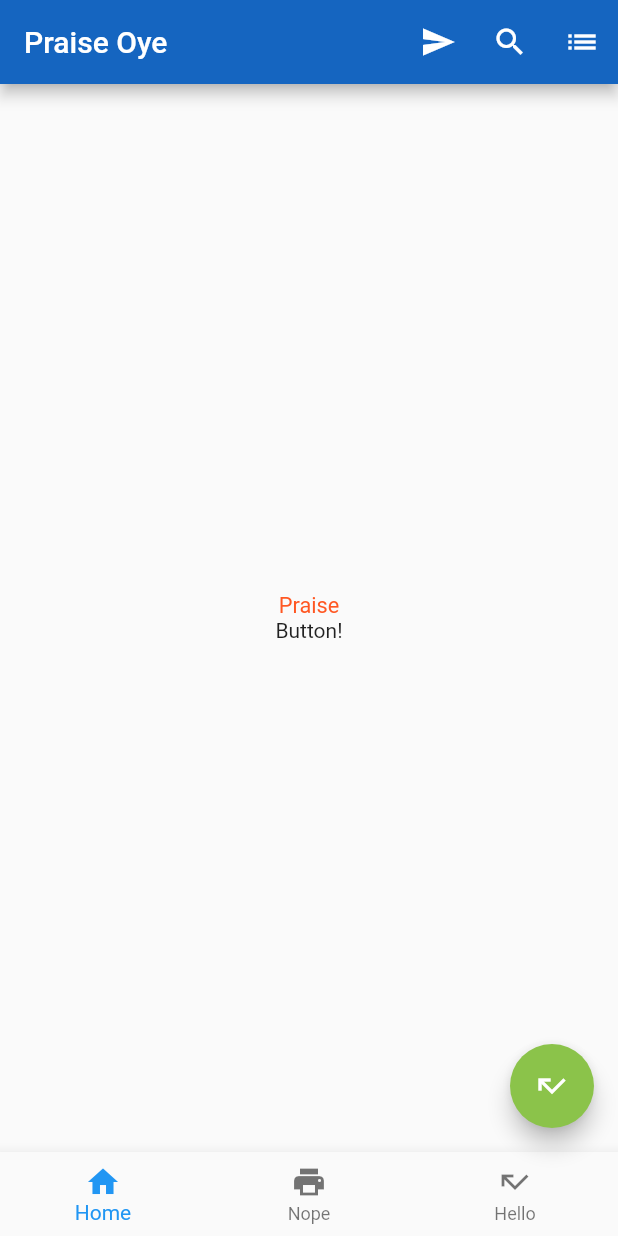
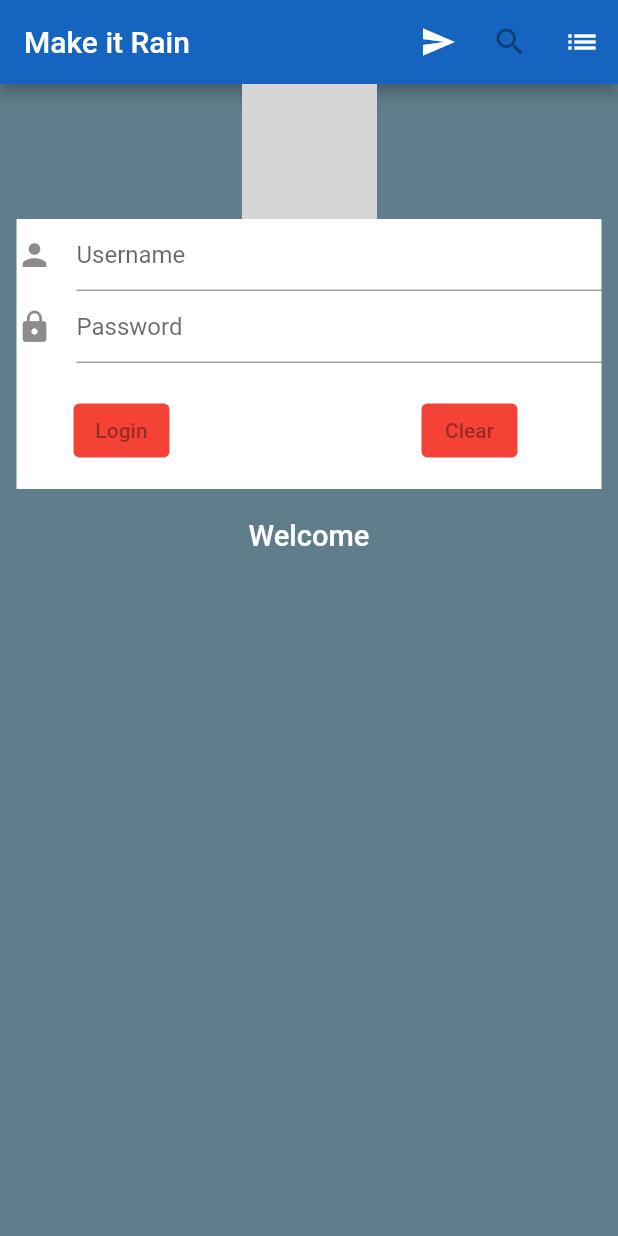
Before and after one commit to oyegbilepraise/tutorial, a Flutter app: the screen it shows after launch, on a phone screen of 412 x 824 dp. Run offline on Flutter 3.47's test engine with Material 2 defaults, Android fonts, the phone set to English and light mode, and no system bars; grey boxes are pictures that could not be loaded.

Commit message:
fea: Completed Login Form UI

```diff
--- a/lib/main.dart
+++ b/lib/main.dart
@@ -1,12 +1,19 @@
 import 'package:flutter/material.dart';
+import 'package:tutorial/ui/login.dart';
 
-import './ui/welcome_home.dart';
+// import './ui/welcome_home.dart';
+
+// import './ui/makeitRain.dart';
+
+import './ui/login.dart';
 
 void main() {
   runApp(
     MaterialApp(
       title: 'Welcome App',
-      home: Welcome(),
+      // home: Welcome(),
+      // home: MakeItRain(),
+      home: Login(),
     ),
   );
 }
--- /dev/null
+++ b/lib/ui/login.dart
@@ -0,0 +1,127 @@
+import 'package:flutter/material.dart';
+
+class Login extends StatefulWidget {
+  const Login({Key? key}) : super(key: key);
+
+  @override
+  _LoginState createState() => _LoginState();
+}
+
+class _LoginState extends State<Login> {
+  final TextEditingController _userController = TextEditingController();
+  final TextEditingController _passwordController = TextEditingController();
+
+  @override
+  Widget build(BuildContext context) {
+    return Scaffold(
+      appBar: AppBar(
+        backgroundColor: Colors.blue.shade800,
+        title: Text('Make it Rain'),
+        // centerTitle: true,
+        actions: [
+          IconButton(
+            icon: Icon(Icons.send),
+            onPressed: () => debugPrint('Icon Tapped'),
+          ),
+          IconButton(
+            onPressed: null,
+            icon: Icon(Icons.search),
+          ),
+          IconButton(
+            onPressed: () => debugPrint('Icon Tapped2'),
+            icon: Icon(Icons.list),
+          ),
+        ],
+      ),
+      backgroundColor: Colors.blueGrey,
+      body: Container(
+        alignment: Alignment.topCenter,
+        child: Column(
+          children: [
+            Image.asset(
+              'images/face.png',
+              width: 90.0,
+              height: 90.0,
+              color: Colors.white,
+            ),
+            Container(
+              height: 180.0,
+              width: 390.0,
+              color: Colors.white,
+              child: Column(
+                children: [
+                  TextField(
+                    controller: _userController,
+                    decoration: InputDecoration(
+                      hintText: 'Username',
+                      icon: Icon(
+                        Icons.person,
+                      ),
+                    ),
+                  ),
+                  TextField(
+                    controller: _passwordController,
+                    decoration: InputDecoration(
+                      hintText: 'Password',
+                      icon: Icon(
+                        Icons.lock,
+                      ),
+                    ),
+                  ),
+                  Padding(
+                    padding: EdgeInsets.all(10.5),
+                  ),
+                  Center(
+                    child: Row(
+                      children: [
+                        Container(
+                          margin: const EdgeInsets.only(left: 38.0),
+                          child: ElevatedButton(
+                            onPressed: null,
+                            child: Text('Login'),
+                            style: ButtonStyle(
+                              backgroundColor:
+                                  MaterialStateProperty.all(Colors.red),
+                              padding: MaterialStateProperty.all(
+                                EdgeInsets.all(10),
+                              ),
+                            ),
+                          ),
+                        ),
+                        Container(
+                          margin: const EdgeInsets.only(left: 168.0),
+                          child: ElevatedButton(
+                            onPressed: null,
+                            child: Text('Clear'),
+                            style: ButtonStyle(
+                              backgroundColor:
+                                  MaterialStateProperty.all(Colors.red),
+                              padding: MaterialStateProperty.all(
+                                EdgeInsets.all(10),
+                              ),
+                            ),
+                          ),
+                        ),
+                      ],
+                    ),
+                  )
+                ],
+              ),
+            ),
+            Padding(
+              padding: const EdgeInsets.all(10.0),
+            ),
+            Row(mainAxisAlignment: MainAxisAlignment.center, children: [
+              Text('Welcome',
+                  style: TextStyle(
+                    color: Colors.white,
+                    fontSize: 19.4,
+                    fontWeight: FontWeight.w500,
+                  ))
+            ])
+          ],
+        ),
+      ),
+    );
+  }
+}
--- a/lib/ui/welcome_home.dart
+++ b/lib/ui/welcome_home.dart
@@ -1,6 +1,8 @@
 import 'package:flutter/material.dart';
 
 class Welcome extends StatelessWidget {
+  final title = 'Gestures';
+
   void _onPress() {
     print('Pressed');
   }
@@ -12,7 +14,7 @@ class Welcome extends StatelessWidget {
     return Scaffold(
         appBar: AppBar(
           backgroundColor: Colors.blue.shade800,
-        title: Text('Praise Oye'),
+          title: Text('Make it Rain'),
           actions: [
             IconButton(
               icon: Icon(Icons.send),
@@ -27,45 +29,46 @@ class Welcome extends StatelessWidget {
                 icon: Icon(Icons.list)),
           ],
         ),
-      // backgroundColor: Colors.lightBlue,
-      body: Container(
-        alignment: Alignment.center,
-        child: Column(
-          mainAxisAlignment: MainAxisAlignment.center,
-          children: [
-            Text(
-              'Praise',
-              style: TextStyle(
-                  fontSize: 14.5,
-                  fontWeight: FontWeight.w400,
-                  color: Colors.deepOrange),
-            ),
-            InkWell(
-              child: Text('Button!'),
-              onTap: () => debugPrint('Button Tapped'),
-            )
-          ],
-        ),
-      ),
+        body: Center(child: CustomButton())
+        //   // backgroundColor: Colors.lightBlue,
+        //   body: Container(
+        //     alignment: Alignment.center,
+        //     child: Column(
+        //       mainAxisAlignment: MainAxisAlignment.center,
+        //       children: [
+        //         Text(
+        //           'Praise',
+        //           style: TextStyle(
+        //               fontSize: 14.5,
+        //               fontWeight: FontWeight.w400,
+        //               color: Colors.deepOrange),
+        //         ),
+        //         InkWell(
+        //           child: Text('Button!'),
+        //           onTap: () => debugPrint('Button Tapped'),
+        //         )
+        //       ],
+        //     ),
+        //   ),
 
-      bottomNavigationBar: BottomNavigationBar(
-        items: [
-          BottomNavigationBarItem(icon: Icon(Icons.home), label: "Home"),
-          BottomNavigationBarItem(icon: Icon(Icons.print), label: "Nope"),
-          BottomNavigationBarItem(
-            icon: Icon(Icons.call_missed),
-            label: "Hello",
-          ),
-        ],
-        onTap: (int i) => debugPrint('I Touched $i'),
-      ),
+        //   bottomNavigationBar: BottomNavigationBar(
+        //     items: [
+        //       BottomNavigationBarItem(icon: Icon(Icons.home), label: "Home"),
+        //       BottomNavigationBarItem(icon: Icon(Icons.print), label: "Nope"),
+        //       BottomNavigationBarItem(
+        //         icon: Icon(Icons.call_missed),
+        //         label: "Hello",
+        //       ),
+        //     ],
+        //     onTap: (int i) => debugPrint('I Touched $i'),
+        //   ),
 
-      floatingActionButton: FloatingActionButton(
-        onPressed: () => debugPrint('Hafa Bro'),
-        backgroundColor: Colors.lightGreen,
-        tooltip: 'Going Up!',
-        child: Icon(Icons.call_missed),
-      ),
+        //   floatingActionButton: FloatingActionButton(
+        //     onPressed: () => debugPrint('Hafa Bro'),
+        //     backgroundColor: Colors.lightGreen,
+        //     tooltip: 'Going Up!',
+        //     child: Icon(Icons.call_missed),
+        //   ),
 
         // )
         // return new Container(
@@ -120,3 +123,30 @@ class Welcome extends StatelessWidget {
         );
   }
 }
+
+class CustomButton extends StatelessWidget {
+  const CustomButton({Key? key}) : super(key: key);
+
+  @override
+  Widget build(BuildContext context) {
+    return GestureDetector(
+      onTap: () {
+        final snackbar = SnackBar(
+          content: Text('Hello Gestures'),
+          backgroundColor: Theme.of(context).backgroundColor,
+          duration: Duration(milliseconds: 4000),
+        );
+
+        Scaffold.of(context).showSnackBar(snackbar);
+      },
+      child: Container(
+        padding: EdgeInsets.all(18.0),
+        decoration: BoxDecoration(
+          color: Theme.of(context).buttonColor,
+          borderRadius: BorderRadius.circular(5.5),
+        ),
+        child: Text('First Button'),
+      ),
+    );
+  }
+}
--- a/pubspec.yaml
+++ b/pubspec.yaml
@@ -59,7 +59,7 @@ flutter:
 
   # To add assets to your application, add an assets section, like this:
   # assets:
-  #   - images/a_dot_burr.jpeg
+    # - images/face.png
   #   - images/a_dot_ham.jpeg
 
   # An image asset can refer to one or more resolution-specific "variants", see
```
Also changed, not shown: lib/ui/makeitRain.dart (added, +116 -0 lines), images/face.png (added). Lines whose indentation alone changed are shown as unchanged.
